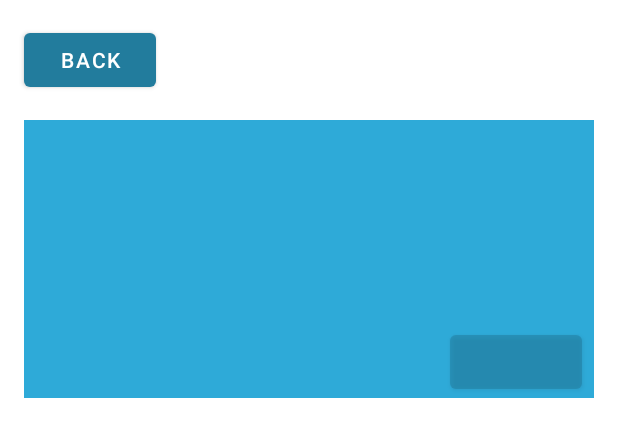
After one commit to AjiSiwi/arunika-temuin, an Android app: the layout activity_detail_com.xml on its own in the app's theme, with its tools: preview values and no code run, on a phone screen of 412 x 824 dp. The commit adds this screen. Shown: the top 437 px of the screen. Run offline under Robolectric (Android 15) with nearby library versions, the phone set to English and light mode, and no system bars.

Commit message:
update palinag baru

```diff
--- a/app/src/main/java/com/example/temuin/model/User.kt
+++ b/app/src/main/java/com/example/temuin/data/UserEntity.kt
@@ -1,8 +1,9 @@
-package com.example.temuin.model
+package com.example.temuin.data
 
-data class User(
+data class UserEntity(
     val uId:String = "",
     val fullName:String ="",
+    val password:String = "",
     val email:String ="",
     val gender:String =""
 )
--- a/app/src/main/java/com/example/temuin/ui/login/LoginActivity.kt
+++ b/app/src/main/java/com/example/temuin/ui/login/LoginActivity.kt
@@ -52,4 +52,7 @@ class LoginActivity : AppCompatActivity() {
                      Toast.makeText(this@LoginActivity, it.message, Toast.LENGTH_SHORT).show()
             }
     }
+    private fun userLoggedInSuccess(){
+
+    }
 }
--- /dev/null
+++ b/app/src/main/java/com/example/temuin/utils/Constant.kt
@@ -0,0 +1,5 @@
+package com.example.temuin.utils
+
+object Constant {
+    const val USERS = "users"
+}
--- /dev/null
+++ b/app/src/main/res/layout/activity_detail_com.xml
@@ -0,0 +1,60 @@
+<?xml version="1.0" encoding="utf-8"?>
+<androidx.constraintlayout.widget.ConstraintLayout xmlns:android="http://schemas.android.com/apk/res/android"
+    xmlns:app="http://schemas.android.com/apk/res-auto"
+    xmlns:tools="http://schemas.android.com/tools"
+    android:layout_width="match_parent"
+    android:layout_height="match_parent"
+    tools:context=".ui.detailComunity.DetailComActivity">
+
+        <Button
+            android:id="@+id/button"
+            android:layout_width="wrap_content"
+            android:layout_height="wrap_content"
+            android:layout_marginStart="16dp"
+            android:layout_marginTop="16dp"
+            android:text="@string/back"
+            app:layout_constraintStart_toStartOf="parent"
+            app:layout_constraintTop_toTopOf="parent" />
+
+
+        <androidx.constraintlayout.widget.ConstraintLayout
+            android:id="@+id/constraintLayout"
+            android:layout_width="0dp"
+            android:layout_height="185dp"
+            android:layout_marginStart="16dp"
+            android:layout_marginTop="16dp"
+            android:layout_marginEnd="16dp"
+            app:layout_constraintEnd_toEndOf="parent"
+            app:layout_constraintStart_toStartOf="parent"
+            app:layout_constraintTop_toBottomOf="@+id/button">
+
+            <Button
+                android:layout_width="wrap_content"
+                android:layout_height="wrap_content"
+                android:layout_marginEnd="8dp"
+                android:alpha="0.5"
+                android:text="@string/join"
+                app:layout_constraintBottom_toBottomOf="parent"
+                app:layout_constraintEnd_toEndOf="parent" />
+
+            <ImageView
+                android:id="@+id/imageView"
+                android:layout_width="match_parent"
+                android:layout_height="match_parent"
+                android:contentDescription="@string/image_comunity"
+                android:src="@color/secondary_blue" />
+
+        </androidx.constraintlayout.widget.ConstraintLayout>
+
+        <TextView
+            android:layout_width="wrap_content"
+            android:layout_height="wrap_content"
+            android:layout_marginTop="8dp"
+            android:textColor="@color/black"
+            android:textStyle="bold"
+            android:fontFamily="@font/nunito_bold"
+            android:text="@string/nama_komunitas"
+            app:layout_constraintStart_toStartOf="@+id/constraintLayout"
+            app:layout_constraintTop_toBottomOf="@+id/constraintLayout" />
+
+</androidx.constraintlayout.widget.ConstraintLayout>
--- a/app/src/main/res/values/colors.xml
+++ b/app/src/main/res/values/colors.xml
@@ -14,6 +14,6 @@
 
     //colour primary
     <color name="blue">#227C9D</color>
-
+    <color name="secondary_blue">#2EAAD8</color>
     <color name="splash">#F7F7F7</color>
 </resources>
--- a/app/src/main/res/values/strings.xml
+++ b/app/src/main/res/values/strings.xml
@@ -30,4 +30,7 @@
     <string name="recommend_community">Komunitas Untukmu</string>
     <string name="community_name">Nama Komunitas</string>
     <string name="community_desc">Diskripsi personality Lorem ipsum dolor sit amet, consectetur adipiscing elit, sed do eiusmod tempor incididunt ut labore et dolore magna aliqua. Ut enim ad minim veniam, quis nostrud</string>
+    <string name="join" />
+    <string name="image_comunity" />
+    <string name="nama_komunitas" />
 </resources>
```
Also changed, not shown: app/src/main/java/com/example/temuin/firestore/Firestore.kt (+39 -5 lines), app/src/main/java/com/example/temuin/ui/detailComunity/DetailComActivity.kt (added, +10 -0 lines), app/src/main/java/com/example/temuin/ui/register/RegisterActivity.kt (+5 -5 lines), app/src/main/res/drawable/rectanngle.xml (added, +25 -0 lines).
